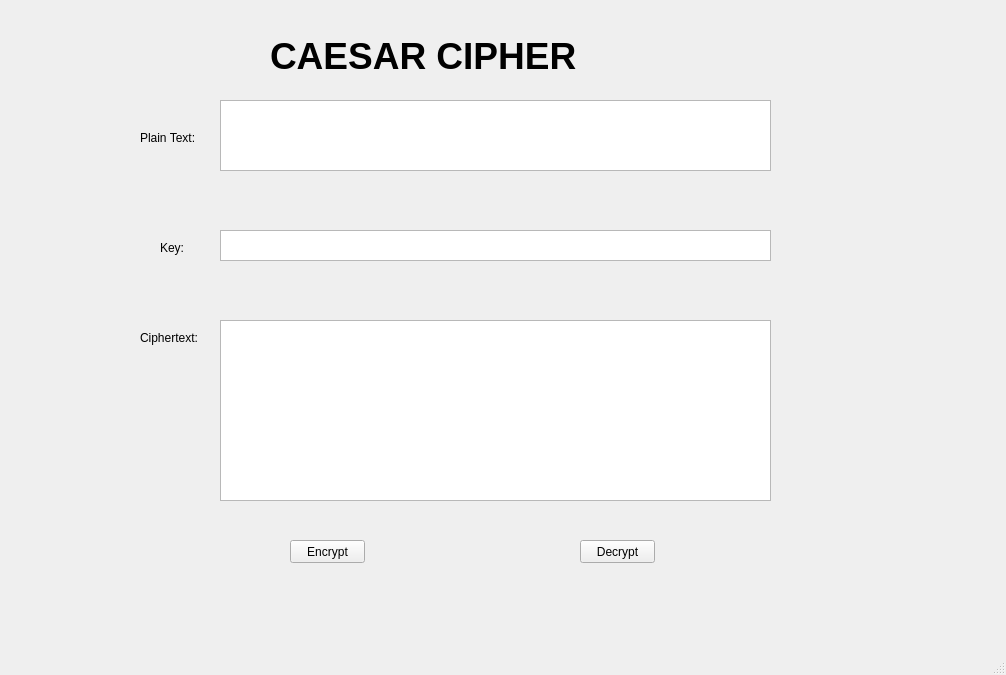
Before: the Qt Designer form lab-03/ui/caesar.ui in zanee1205/bmttnc-hutech-2280601581, drawn with Qt 5.
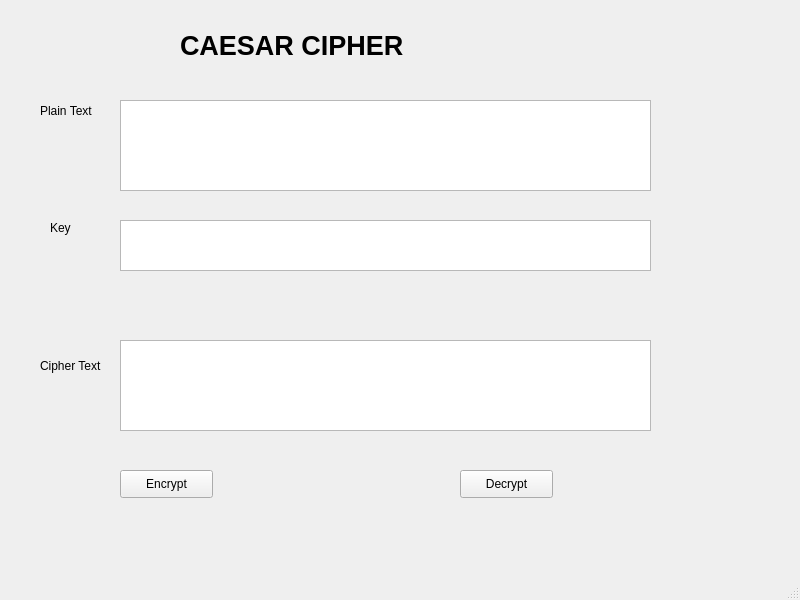
After: the same form once the commit is applied.

What changed in the file:
```diff
--- a/lab-03/ui/caesar.ui
+++ b/lab-03/ui/caesar.ui
@@ -6,52 +6,26 @@
    <rect>
     <x>0</x>
     <y>0</y>
-    <width>1006</width>
-    <height>675</height>
+    <width>800</width>
+    <height>600</height>
    </rect>
   </property>
   <property name="windowTitle">
    <string>MainWindow</string>
   </property>
   <widget class="QWidget" name="centralwidget">
-   <widget class="QPushButton" name="btn_encrypt">
-    <property name="geometry">
-     <rect>
-      <x>290</x>
-      <y>540</y>
-      <width>75</width>
-      <height>23</height>
-     </rect>
-    </property>
-    <property name="text">
-     <string>Encrypt</string>
-    </property>
-   </widget>
-   <widget class="QPushButton" name="btn_decrypt">
-    <property name="geometry">
-     <rect>
-      <x>580</x>
-      <y>540</y>
-      <width>75</width>
-      <height>23</height>
-     </rect>
-    </property>
-    <property name="text">
-     <string>Decrypt</string>
-    </property>
-   </widget>
    <widget class="QLabel" name="label">
     <property name="geometry">
      <rect>
-      <x>270</x>
-      <y>30</y>
-      <width>421</width>
+      <x>180</x>
+      <y>20</y>
+      <width>281</width>
       <height>51</height>
      </rect>
     </property>
     <property name="font">
      <font>
-      <pointsize>28</pointsize>
+      <pointsize>20</pointsize>
       <weight>75</weight>
       <bold>true</bold>
      </font>
@@ -60,73 +34,99 @@
      <string>CAESAR CIPHER</string>
     </property>
    </widget>
-   <widget class="QPlainTextEdit" name="plaintext_txt">
-    <property name="geometry">
-     <rect>
-      <x>220</x>
-      <y>100</y>
-      <width>551</width>
-      <height>71</height>
-     </rect>
-    </property>
-   </widget>
-   <widget class="QPlainTextEdit" name="key_txt">
-    <property name="geometry">
-     <rect>
-      <x>220</x>
-      <y>230</y>
-      <width>551</width>
-      <height>31</height>
-     </rect>
-    </property>
-   </widget>
-   <widget class="QPlainTextEdit" name="cipher_txt">
-    <property name="geometry">
-     <rect>
-      <x>220</x>
-      <y>320</y>
-      <width>551</width>
-      <height>181</height>
-     </rect>
-    </property>
-   </widget>
    <widget class="QLabel" name="label_2">
     <property name="geometry">
      <rect>
-      <x>140</x>
-      <y>130</y>
+      <x>40</x>
+      <y>100</y>
       <width>61</width>
-      <height>16</height>
+      <height>21</height>
      </rect>
     </property>
     <property name="text">
-     <string>Plain Text:</string>
+     <string>Plain Text</string>
     </property>
    </widget>
    <widget class="QLabel" name="label_3">
     <property name="geometry">
      <rect>
-      <x>160</x>
-      <y>240</y>
-      <width>31</width>
+      <x>50</x>
+      <y>220</y>
+      <width>55</width>
       <height>16</height>
      </rect>
     </property>
     <property name="text">
-     <string>Key:</string>
+     <string>Key</string>
     </property>
    </widget>
    <widget class="QLabel" name="label_4">
     <property name="geometry">
      <rect>
-      <x>140</x>
-      <y>330</y>
-      <width>61</width>
-      <height>16</height>
+      <x>40</x>
+      <y>350</y>
+      <width>91</width>
+      <height>31</height>
      </rect>
     </property>
     <property name="text">
-     <string>Ciphertext:</string>
+     <string>Cipher Text</string>
+    </property>
+   </widget>
+   <widget class="QPlainTextEdit" name="txtplaintext">
+    <property name="geometry">
+     <rect>
+      <x>120</x>
+      <y>100</y>
+      <width>531</width>
+      <height>91</height>
+     </rect>
+    </property>
+   </widget>
+   <widget class="QPlainTextEdit" name="txtkey">
+    <property name="geometry">
+     <rect>
+      <x>120</x>
+      <y>220</y>
+      <width>531</width>
+      <height>51</height>
+     </rect>
+    </property>
+   </widget>
+   <widget class="QPlainTextEdit" name="txtcptext">
+    <property name="geometry">
+     <rect>
+      <x>120</x>
+      <y>340</y>
+      <width>531</width>
+      <height>91</height>
+     </rect>
+    </property>
+   </widget>
+   <widget class="QPushButton" name="btnen">
+    <property name="geometry">
+     <rect>
+      <x>120</x>
+      <y>470</y>
+      <width>93</width>
+      <height>28</height>
+     </rect>
+    </property>
+    <property name="text">
+     <string>Encrypt</string>
+    </property>
+   </widget>
+   <widget class="QPushButton" name="btnde">
+    <property name="geometry">
+     <rect>
+      <x>460</x>
+      <y>470</y>
+      <width>93</width>
+      <height>28</height>
+     </rect>
+    </property>
+    <property name="text">
+     <string>Decrypt</string>
     </property>
    </widget>
   </widget>
```
Left out of the diff: 2 changed lines with no effect on the pictures.
